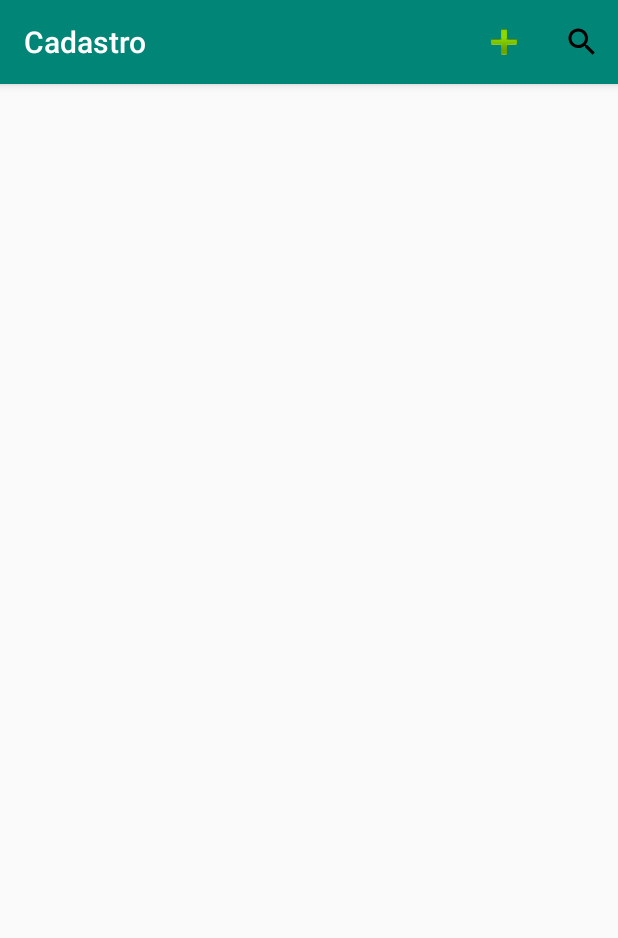
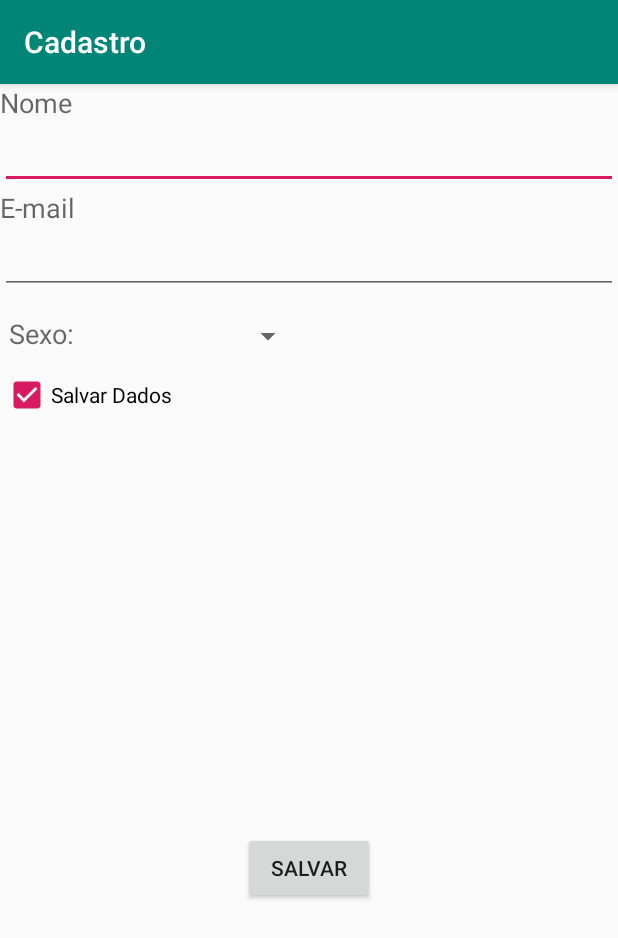
Before and after one commit to LucasCAN/Cadastro, an Android app: the screen it shows after launch (ListarPessoasActivity before the commit, Login after it), on a phone screen of 412 x 824 dp. Shown: the top 938 px of the screen. Run offline under Robolectric (Android 15) with nearby library versions, the phone set to English and light mode, and no system bars.

Commit message:
Cadastro

```diff
--- a/app/src/main/java/com/example/luca_/cadastro/ListarPessoasActivity.java
+++ b/app/src/main/java/com/example/luca_/cadastro/ListarPessoasActivity.java
@@ -80,7 +80,7 @@ public class ListarPessoasActivity extends AppCompatActivity {
 
     }
 
-        public void procurar(String nome){
+    public void procurar(String nome){
         pessoasFiltro.clear();
         for(Pessoa p : pessoas){
             if(p.getNome().toLowerCase().contains(nome.toLowerCase())){
--- /dev/null
+++ b/app/src/main/java/com/example/luca_/cadastro/Login.java
@@ -0,0 +1,88 @@
+
+
+package com.example.luca_.cadastro;
+
+import android.content.Context;
+import android.content.Intent;
+import android.content.SharedPreferences;
+import android.support.v7.app.AppCompatActivity;
+import android.os.Bundle;
+import android.view.View;
+import android.widget.AdapterView;
+import android.widget.ArrayAdapter;
+import android.widget.CheckBox;
+import android.widget.EditText;
+import android.widget.Spinner;
+import android.widget.Toast;
+
+public class Login extends AppCompatActivity implements View.OnClickListener,AdapterView.OnItemSelectedListener {
+    public static final String ARQ_PREFS = "MeuArquivoPreferencias";
+    public static final String chaveNome = "chaveNome";
+    public static final String chaveEmail = "chaveEmail";
+    public static final String chaveGuardaDados = "chaveGuardaDados";
+    public static final String chaveSexo = "chaveSexo";
+
+
+    SharedPreferences configuracoes;
+    SharedPreferences.Editor editor;
+    CheckBox guardaPrefs;
+    EditText editNome, editEmail, editSexo;
+    String nome, email,sexo;
+    Spinner spinner;
+    String selectedItem;
+
+    @Override
+    protected void onCreate(Bundle savedInstanceState) {
+        super.onCreate(savedInstanceState);
+        setContentView(R.layout.activity_login);
+        guardaPrefs = (CheckBox) findViewById(R.id.chkGuardaInfo);
+        editNome = (EditText) findViewById(R.id.editNome);
+        editEmail = (EditText) findViewById(R.id.editEmail);
+        configuracoes = getSharedPreferences(ARQ_PREFS, Context.MODE_PRIVATE);
+        editor = configuracoes.edit();
+        guardaPrefs.setChecked(configuracoes.getBoolean(chaveGuardaDados,true));
+        editNome.setText(configuracoes.getString(chaveNome,nome));
+        editEmail.setText(configuracoes.getString(chaveEmail,email));
+
+        spinner = findViewById(R.id.spinner2);
+        ArrayAdapter<CharSequence> adapter = ArrayAdapter.createFromResource(this,R.array.Opções,android.R.layout.simple_spinner_item);
+        adapter.setDropDownViewResource(android.R.layout.simple_spinner_dropdown_item);
+        spinner.setAdapter(adapter);
+        spinner.setOnItemSelectedListener(this);
+
+        //selectedItem = spinner.getSelectedItem().toString();
+        //selectedItem.set(configuracoes.getString(chaveSexo,sexo));
+    }
+    public void onClick(View v){
+        if (guardaPrefs.isChecked()) {
+            editor.putString(chaveNome, editNome.getText().toString());
+            editor.putString(chaveEmail, editEmail.getText().toString());
+           // editor.putString(chaveSexo, selectedItem);//
+            int selectedPosition = spinner.getSelectedItemPosition();
+            editor.putInt("spinnerSelection", selectedPosition);
+            editor.putBoolean(chaveGuardaDados,true);
+            editor.commit();
+        } else {
+            editor.putString(chaveNome, "");
+            editor.putString(chaveEmail, "");
+            //editor.putString(chaveSexo, "");
+            spinner.setSelection(configuracoes.getInt("spinnerSelection",0));
+            editor.putBoolean(chaveGuardaDados, false);
+            editor.commit();
+        }
+        Intent it = new Intent(this,ListarPessoasActivity.class);
+        startActivity(it);
+
+    }
+
+    @Override
+    public void onItemSelected(AdapterView<?> parent, View view, int position, long id) {
+        String text = parent.getItemAtPosition(position).toString();
+        Toast.makeText(parent.getContext(),text,Toast.LENGTH_SHORT).show();
+    }
+
+    @Override
+    public void onNothingSelected(AdapterView<?> parent) {
+
+    }
+}
--- a/app/src/main/res/values/strings.xml
+++ b/app/src/main/res/values/strings.xml
@@ -1,3 +1,10 @@
 <resources>
     <string name="app_name">Cadastro</string>
+    <string name="salvar">Salvar</string>
+    <string-array name="Opções">
+        <item></item>
+        <item>Feminino</item>
+        <item>Masculino</item>
+    </string-array>
+
 </resources>
```
Also changed, not shown: app/src/main/AndroidManifest.xml (+5 -2 lines).
